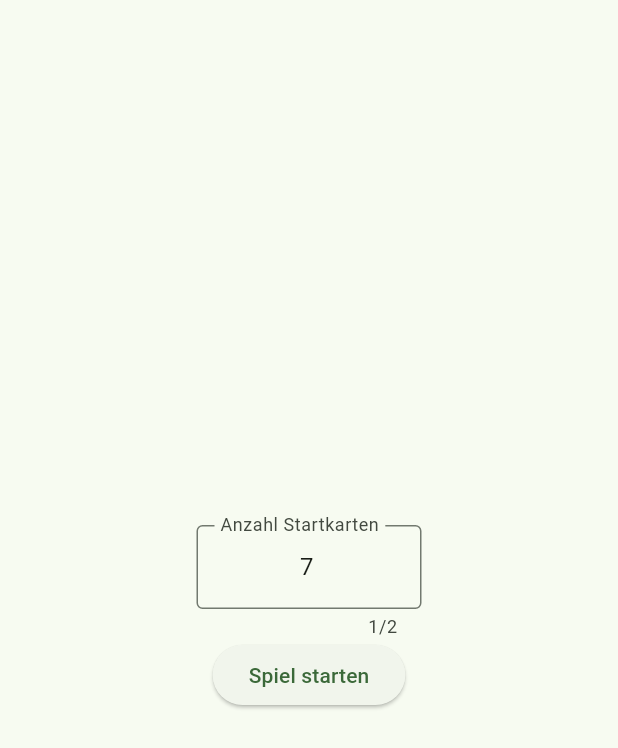
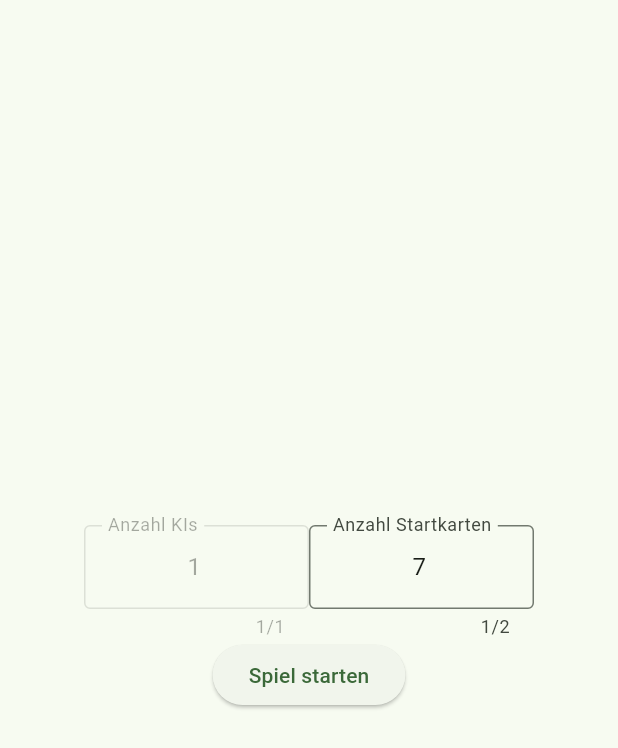
Before and after one commit to Git-Account73/DOS-APP-BETA, a Flutter app: the screen it shows after launch, on a phone screen of 412 x 824 dp. Shown: the top 748 px of the screen. Run offline on Flutter 3.47's test engine with Material 3 defaults, Android fonts, the phone set to English and light mode, and no system bars.

Commit message:
Update homeScreen.dart

```diff
--- a/lib/homeScreen.dart
+++ b/lib/homeScreen.dart
@@ -14,11 +14,13 @@ class HomeScreen extends StatefulWidget
 class HomescreenState extends State<HomeScreen>
 {
   bool _textfieldempty = false;
-  final _textControler = TextEditingController(text: '7',);
+  final _textKartenControler = TextEditingController(text: '7',);
+  final _textKIsControler = TextEditingController(text: '1',);
 
   @override
   void dispose() {
-    _textControler.dispose();
+    _textKartenControler.dispose();
+    _textKIsControler.dispose();
     super.dispose();
   }
 
@@ -29,6 +31,31 @@ class HomescreenState extends State<HomeScreen>
             child: Column(
               mainAxisAlignment: MainAxisAlignment.center,
               children: [
+                Row(
+                  mainAxisAlignment: MainAxisAlignment.center,
+                  children: [
+                    SizedBox(
+                        width: 150,
+                        child: TextField(
+                          enabled: false,
+                          textAlign: TextAlign.center,
+                          keyboardType: TextInputType.numberWithOptions(signed: false, decimal: false),
+                          maxLength: 1,
+                          decoration: InputDecoration(border: OutlineInputBorder(), labelText: 'Anzahl KIs'),
+                          inputFormatters: <TextInputFormatter>[FilteringTextInputFormatter.allow(RegExp('[0-9]'))],
+                          controller: _textKIsControler,
+                          onChanged: (String input){
+                            if (_textKIsControler.text == '' || _textKartenControler.text == '')
+                            {
+                              _textfieldempty = true;
+                            }
+                            else
+                            {
+                              _textfieldempty = false;
+                            }
+                          },
+                        )
+                    ),
                     SizedBox(
                         width: 150,
                         child: TextField(
@@ -37,12 +64,11 @@ class HomescreenState extends State<HomeScreen>
                           maxLength: 2,
                           decoration: InputDecoration(border: OutlineInputBorder(), labelText: 'Anzahl Startkarten'),
                           inputFormatters: <TextInputFormatter>[FilteringTextInputFormatter.allow(RegExp('[0-9]'))],
-                      controller: _textControler,
+                          controller: _textKartenControler,
                           onChanged: (String input){
-                        if (_textControler.text == '')
+                            if (_textKIsControler.text == '' || _textKartenControler.text == '')
                             {
                               _textfieldempty = true;
-
                             }
                             else
                             {
@@ -51,13 +77,15 @@ class HomescreenState extends State<HomeScreen>
                           },
                         )
                     ),
+                  ],
+                ),
                 ElevatedButton(
                     onPressed: (){
                       if (_textfieldempty == false)
                       {
                         Navigator.pushReplacement(
                             context,
-                            MaterialPageRoute(builder: (context) => GamePage(title: "TTTTTTTTTTTTTT",))
+                            MaterialPageRoute(builder: (context) => GamePage(title: "DOS", maxSpieler: int.parse(_textKIsControler.text)))
                         );
                       }
                       else
```
Lines whose indentation alone changed are shown as unchanged.
